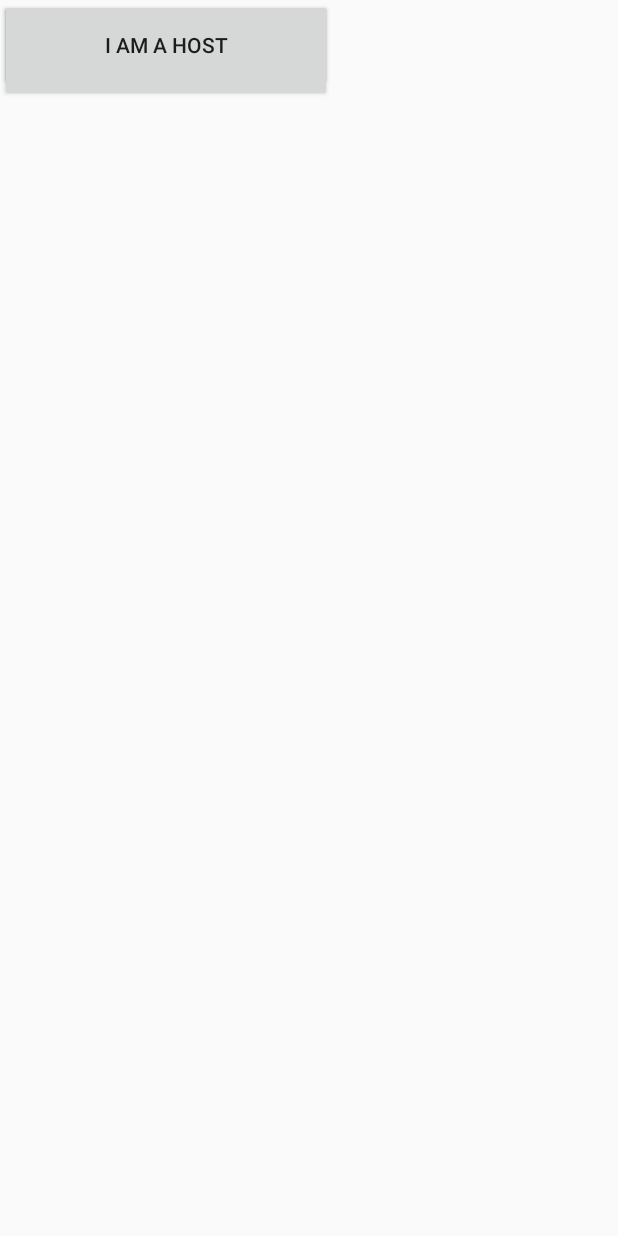
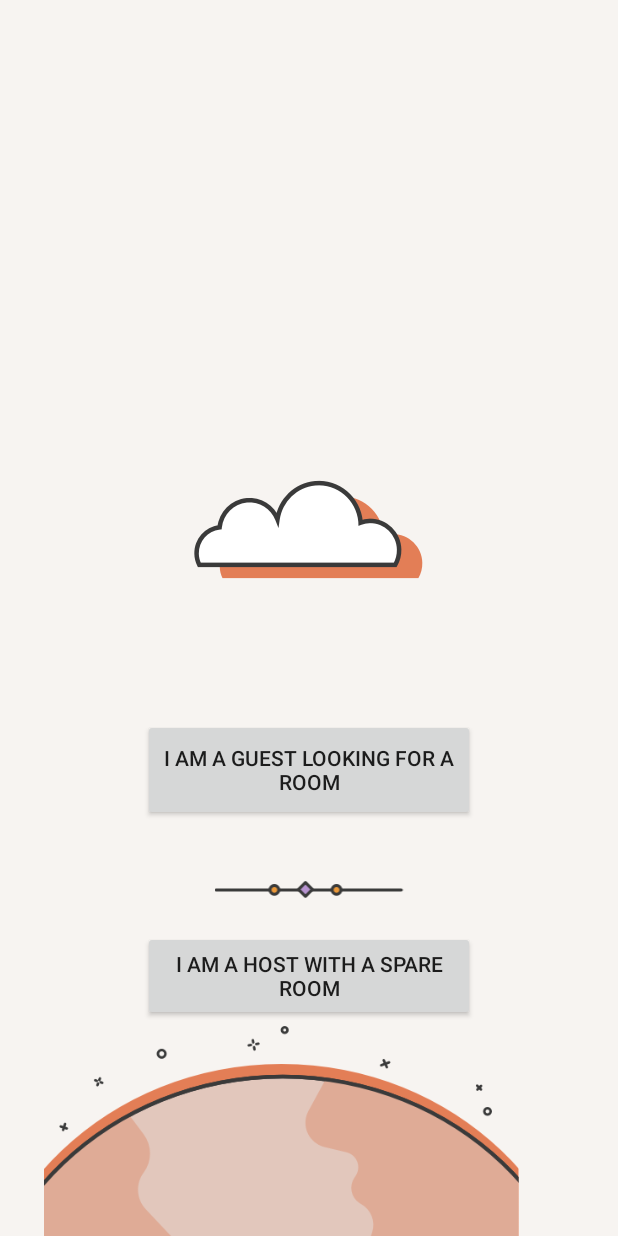
Before and after one commit to kumar7rk/GovHack2017, an Android app: the screen it shows after launch (MainActivity), on a phone screen of 412 x 824 dp. Run offline under Robolectric (Android 15) with nearby library versions, the phone set to English and light mode, and no system bars.

Commit message:
Design elements updated
Screens have a fancy graphis. Looks good

```diff
--- a/app/build.gradle
+++ b/app/build.gradle
@@ -20,7 +20,7 @@ android {
 }
 
 dependencies {
-    compile fileTree(dir: 'libs', include: ['*.jar'])
+    compile fileTree(include: ['*.jar'], dir: 'libs')
     androidTestCompile('com.android.support.test.espresso:espresso-core:2.2.2', {
         exclude group: 'com.android.support', module: 'support-annotations'
     })
@@ -28,5 +28,7 @@ dependencies {
     compile 'com.android.support.constraint:constraint-layout:1.0.2'
     testCompile 'junit:junit:4.12'
     compile 'com.google.android.gms:play-services-maps:11.0.4'
-    compile 'com.readystatesoftware.sqliteasset:sqliteassethelper:+'
+    compile 'com.readystatesoftware.sqliteasset:sqliteassethelper:2.0.1'
+    //    compile 'com.github.ac-opensource:MarkerBuilder:v1.0.8' // https://android-arsenal.com/details/1/3217
+//    compile 'com.github.aminyazdanpanah:google-maps-3D-pie-chart-marker-clustering-java:v1.2' //https://android-arsenal.com/details/1/5748
 }
--- a/app/src/main/AndroidManifest.xml
+++ b/app/src/main/AndroidManifest.xml
@@ -8,7 +8,7 @@
 
     <application
         android:allowBackup="true"
-        android:icon="@mipmap/ic_launcher"
+        android:icon="@mipmap/rc"
         android:label="@string/app_name"
         android:roundIcon="@mipmap/ic_launcher_round"
         android:supportsRtl="true"
--- a/app/src/main/res/layout/activity_main.xml
+++ b/app/src/main/res/layout/activity_main.xml
@@ -1,12 +1,21 @@
 <?xml version="1.0" encoding="utf-8"?>
-<android.support.constraint.ConstraintLayout
+<RelativeLayout
     xmlns:android="http://schemas.android.com/apk/res/android"
     xmlns:tools="http://schemas.android.com/tools"
     xmlns:app="http://schemas.android.com/apk/res-auto"
     android:layout_width="match_parent"
     android:layout_height="match_parent"
+    android:background="#f7f4f1"
     tools:context="com.geeky7.rohit.govhack2017.MainActivity">
 
+    <ImageView
+        android:id="@+id/imageView2"
+        android:layout_width="wrap_content"
+        android:layout_height="wrap_content"
+        android:src="@mipmap/top"
+        android:layout_above="@+id/guest"
+        android:layout_centerHorizontal="true"
+        android:layout_marginBottom="93dp" />
 
     <Button
         android:id="@+id/guest"
@@ -14,7 +23,20 @@
         android:layout_height="68dp"
         android:text="@string/guest"
         tools:layout_editor_absoluteX="96dp"
-        tools:layout_editor_absoluteY="157dp" />
+        tools:layout_editor_absoluteY="157dp"
+        android:layout_above="@+id/host"
+        android:layout_alignStart="@+id/host"
+        android:layout_marginBottom="73dp" />
+
+    <ImageView
+        android:id="@+id/imageView3"
+        android:layout_width="wrap_content"
+        android:layout_height="wrap_content"
+        android:layout_above="@+id/host"
+        android:layout_marginBottom="21dp"
+        android:src="@mipmap/middle"
+        android:layout_alignStart="@+id/host"
+        android:layout_alignEnd="@+id/host" />
 
     <Button
         android:id="@+id/host"
@@ -22,5 +44,17 @@
         android:layout_height="60dp"
         android:text="@string/host"
         tools:layout_editor_absoluteX="96dp"
-        tools:layout_editor_absoluteY="279dp" />
-</android.support.constraint.ConstraintLayout>
+        tools:layout_editor_absoluteY="279dp"
+        android:layout_alignParentBottom="true"
+        android:layout_centerHorizontal="true"
+        android:layout_marginBottom="143dp" />
+
+    <ImageView
+        android:id="@+id/imageView4"
+        android:layout_width="wrap_content"
+        android:layout_height="140dp"
+        android:layout_alignParentBottom="true"
+        android:layout_alignParentStart="true"
+        android:src="@mipmap/bottom" />
+
+</RelativeLayout>
--- a/app/src/main/res/values/strings.xml
+++ b/app/src/main/res/values/strings.xml
@@ -1,5 +1,7 @@
 <resources>
     <string name="app_name">GovHack2017</string>
-    <string name="host">I am a host</string>
-    <string name="guest">I am a guest</string>
+    <string name="host">I am a host with a spare room</string>
+    <string name="guest">I am a guest looking for a room</string>
+    <string name="info">Let us show you some information.</string>
+    <string name="welcome">Welcome</string>
 </resources>
```
Also changed, not shown: app/src/main/res/layout/map_screen1.xml (+15 -1 lines), app/src/main/res/layout/welcome_screen.xml (+22 -11 lines), app/src/main/res/mipmap-hdpi/bottom.png (added), app/src/main/res/mipmap-hdpi/middle.png (added), app/src/main/res/mipmap-hdpi/rc.png (added), app/src/main/res/mipmap-hdpi/top.png (added), app/src/main/res/mipmap-hdpi/ws.png (added).
